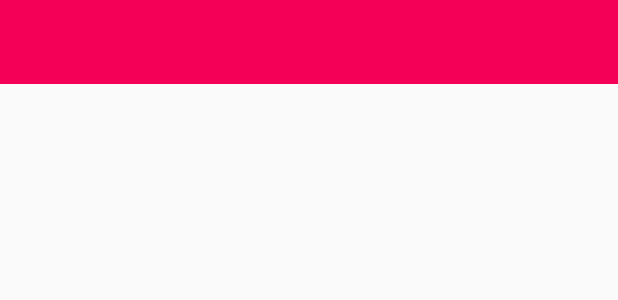
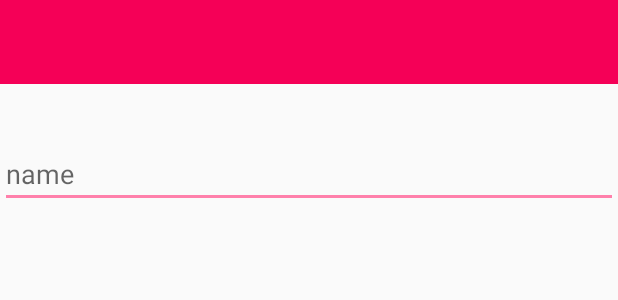
Before and after one commit to banyanandroid/GemCRM, an Android app: the layout activity_after_fab_animation.xml on its own in the app's theme, with its tools: preview values and no code run, on a phone screen of 412 x 824 dp. Shown: the top 300 px of the screen. Run offline under Robolectric (Android 15) with nearby library versions, the phone set to English and light mode, and no system bars.

Commit message:
campaign added

```diff
--- a/app/src/main/res/layout/activity_after_fab_animation.xml
+++ b/app/src/main/res/layout/activity_after_fab_animation.xml
@@ -4,6 +4,17 @@
     android:layout_height="match_parent"
     tools:context=".activity.MainActivity">
 
-    <include layout="@layout/toolbar"></include>
+    <include layout="@layout/toolbar"
+        android:id="@+id/include"></include>
+
+    <EditText
+        android:layout_width="match_parent"
+        android:layout_height="wrap_content"
+        android:hint="name"
+        android:layout_below="@+id/include"
+        android:layout_alignParentLeft="true"
+        android:layout_alignParentStart="true"
+        android:layout_marginTop="37dp"
+        android:id="@+id/editText" />
 
 </RelativeLayout>
```
